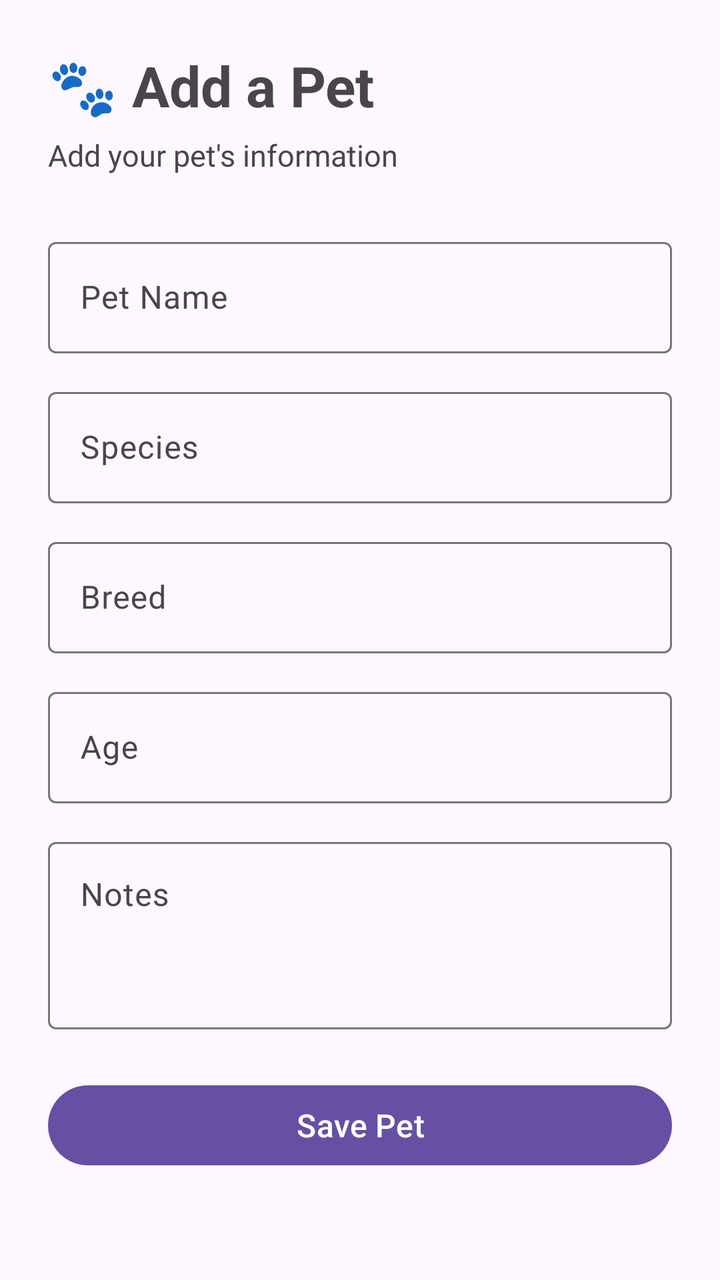
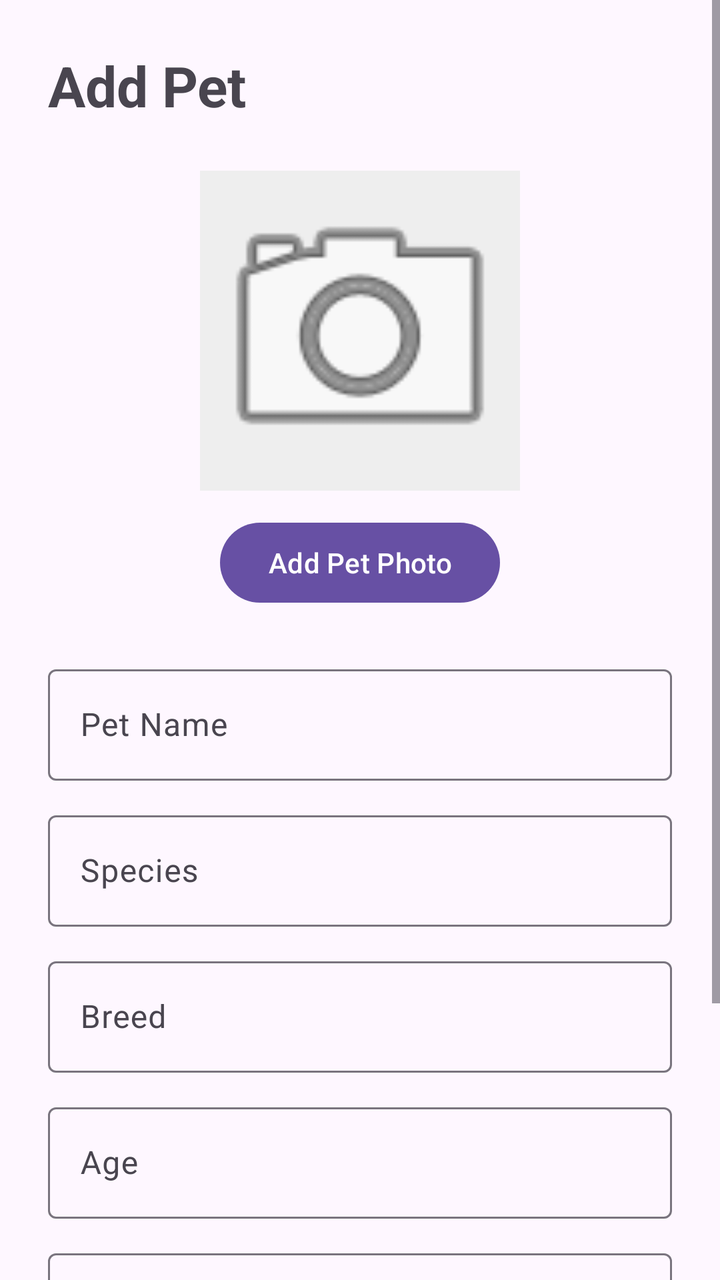

Before-and-after screenshots of an Android layout around one commit, followed by the original layout XML and the change that was made.
<!-- AndroidManifest.xml: application theme Theme.PetCare -->
<!-- res/layout/activity_add_pet.xml -->
<?xml version="1.0" encoding="utf-8"?>
<ScrollView xmlns:android="http://schemas.android.com/apk/res/android"
    xmlns:app="http://schemas.android.com/apk/res-auto"
    android:id="@+id/main"
    android:layout_width="match_parent"
    android:layout_height="match_parent"
    android:fillViewport="true">

    <LinearLayout
        android:layout_width="match_parent"
        android:layout_height="wrap_content"
        android:orientation="vertical"
        android:padding="24dp">

        
        <TextView
            android:layout_width="wrap_content"
            android:layout_height="wrap_content"
            android:text="🐾 Add a Pet"
            android:textSize="28sp"
            android:textStyle="bold" />

        <TextView
            android:layout_width="wrap_content"
            android:layout_height="wrap_content"
            android:layout_marginTop="6dp"
            android:text="Add your pet's information"
            android:textSize="15sp" />

        
        <com.google.android.material.textfield.TextInputLayout
            android:layout_width="match_parent"
            android:layout_height="wrap_content"
            android:layout_marginTop="28dp"
            android:hint="Pet Name"
            app:boxBackgroundMode="outline">

            <com.google.android.material.textfield.TextInputEditText
                android:id="@+id/petNameEditText"
                android:layout_width="match_parent"
                android:layout_height="wrap_content"
                android:inputType="textPersonName" />

        </com.google.android.material.textfield.TextInputLayout>

        
        <com.google.android.material.textfield.TextInputLayout
            android:layout_width="match_parent"
            android:layout_height="wrap_content"
            android:layout_marginTop="14dp"
            android:hint="Species"
            app:boxBackgroundMode="outline">

            <com.google.android.material.textfield.TextInputEditText
                android:id="@+id/speciesEditText"
                android:layout_width="match_parent"
                android:layout_height="wrap_content"
                android:inputType="text" />

        </com.google.android.material.textfield.TextInputLayout>

        
        <com.google.android.material.textfield.TextInputLayout
            android:layout_width="match_parent"
            android:layout_height="wrap_content"
            android:layout_marginTop="14dp"
            android:hint="Breed"
            app:boxBackgroundMode="outline">

            <com.google.android.material.textfield.TextInputEditText
                android:id="@+id/breedEditText"
                android:layout_width="match_parent"
                android:layout_height="wrap_content"
                android:inputType="text" />

        </com.google.android.material.textfield.TextInputLayout>

        
        <com.google.android.material.textfield.TextInputLayout
            android:layout_width="match_parent"
            android:layout_height="wrap_content"
            android:layout_marginTop="14dp"
            android:hint="Age"
            app:boxBackgroundMode="outline">

            <com.google.android.material.textfield.TextInputEditText
                android:id="@+id/ageEditText"
                android:layout_width="match_parent"
                android:layout_height="wrap_content"
                android:inputType="number" />

        </com.google.android.material.textfield.TextInputLayout>

        
        <com.google.android.material.textfield.TextInputLayout
            android:layout_width="match_parent"
            android:layout_height="wrap_content"
            android:layout_marginTop="14dp"
            android:hint="Notes"
            app:boxBackgroundMode="outline">

            <com.google.android.material.textfield.TextInputEditText
                android:id="@+id/notesEditText"
                android:layout_width="match_parent"
                android:layout_height="wrap_content"
                android:gravity="top"
                android:inputType="textMultiLine"
                android:minLines="3" />

        </com.google.android.material.textfield.TextInputLayout>

        
        <com.google.android.material.button.MaterialButton
            android:id="@+id/savePetButton"
            android:layout_width="match_parent"
            android:layout_height="wrap_content"
            android:layout_marginTop="24dp"
            android:text="Save Pet"
            android:textSize="16sp" />

    </LinearLayout>

</ScrollView>
<!-- resources referenced by this layout -->
<resources>
  <style name="Theme.PetCare" parent="Base.Theme.PetCare" />
  <style name="Base.Theme.PetCare" parent="Theme.Material3.DayNight.NoActionBar">
          
          
      </style>
</resources>

<!-- the commit's change to res/layout/activity_add_pet.xml (unified diff, before → after) -->
@@ -1,10 +1,7 @@
 <?xml version="1.0" encoding="utf-8"?>
 <ScrollView xmlns:android="http://schemas.android.com/apk/res/android"
-    xmlns:app="http://schemas.android.com/apk/res-auto"
-    android:id="@+id/main"
     android:layout_width="match_parent"
-    android:layout_height="match_parent"
-    android:fillViewport="true">
+    android:layout_height="match_parent">
 
     <LinearLayout
         android:layout_width="match_parent"
@@ -12,111 +9,105 @@
         android:orientation="vertical"
         android:padding="24dp">
 
-        
         <TextView
             android:layout_width="wrap_content"
             android:layout_height="wrap_content"
-            android:text="🐾 Add a Pet"
+            android:text="Add Pet"
             android:textSize="28sp"
             android:textStyle="bold" />
 
-        <TextView
+        <ImageView
+            android:id="@+id/petImageView"
+            android:layout_width="160dp"
+            android:layout_height="160dp"
+            android:layout_gravity="center_horizontal"
+            android:layout_marginTop="24dp"
+            android:background="#EEEEEE"
+            android:contentDescription="Pet photo"
+            android:scaleType="centerCrop"
+            android:src="@android:drawable/ic_menu_camera" />
+
+        <com.google.android.material.button.MaterialButton
+            android:id="@+id/selectPetImageButton"
             android:layout_width="wrap_content"
             android:layout_height="wrap_content"
-            android:layout_marginTop="6dp"
-            android:text="Add your pet's information"
-            android:textSize="15sp" />
+            android:layout_gravity="center_horizontal"
+            android:layout_marginTop="12dp"
+            android:text="Add Pet Photo" />
 
-        
         <com.google.android.material.textfield.TextInputLayout
             android:layout_width="match_parent"
             android:layout_height="wrap_content"
-            android:layout_marginTop="28dp"
-            android:hint="Pet Name"
-            app:boxBackgroundMode="outline">
+            android:layout_marginTop="24dp">
 
             <com.google.android.material.textfield.TextInputEditText
                 android:id="@+id/petNameEditText"
                 android:layout_width="match_parent"
                 android:layout_height="wrap_content"
-                android:inputType="textPersonName" />
+                android:hint="Pet Name" />
 
         </com.google.android.material.textfield.TextInputLayout>
 
-        
         <com.google.android.material.textfield.TextInputLayout
             android:layout_width="match_parent"
             android:layout_height="wrap_content"
-            android:layout_marginTop="14dp"
-            android:hint="Species"
-            app:boxBackgroundMode="outline">
+            android:layout_marginTop="12dp">
 
             <com.google.android.material.textfield.TextInputEditText
                 android:id="@+id/speciesEditText"
                 android:layout_width="match_parent"
                 android:layout_height="wrap_content"
-                android:inputType="text" />
+                android:hint="Species" />
 
         </com.google.android.material.textfield.TextInputLayout>
 
-        
         <com.google.android.material.textfield.TextInputLayout
             android:layout_width="match_parent"
             android:layout_height="wrap_content"
-            android:layout_marginTop="14dp"
-            android:hint="Breed"
-            app:boxBackgroundMode="outline">
+            android:layout_marginTop="12dp">
 
             <com.google.android.material.textfield.TextInputEditText
                 android:id="@+id/breedEditText"
                 android:layout_width="match_parent"
                 android:layout_height="wrap_content"
-                android:inputType="text" />
+                android:hint="Breed" />
 
         </com.google.android.material.textfield.TextInputLayout>
 
-        
         <com.google.android.material.textfield.TextInputLayout
             android:layout_width="match_parent"
             android:layout_height="wrap_content"
-            android:layout_marginTop="14dp"
-            android:hint="Age"
-            app:boxBackgroundMode="outline">
+            android:layout_marginTop="12dp">
 
             <com.google.android.material.textfield.TextInputEditText
                 android:id="@+id/ageEditText"
                 android:layout_width="match_parent"
                 android:layout_height="wrap_content"
-                android:inputType="number" />
+                android:hint="Age" />
 
         </com.google.android.material.textfield.TextInputLayout>
 
-        
         <com.google.android.material.textfield.TextInputLayout
             android:layout_width="match_parent"
             android:layout_height="wrap_content"
-            android:layout_marginTop="14dp"
-            android:hint="Notes"
-            app:boxBackgroundMode="outline">
+            android:layout_marginTop="12dp">
 
             <com.google.android.material.textfield.TextInputEditText
                 android:id="@+id/notesEditText"
                 android:layout_width="match_parent"
                 android:layout_height="wrap_content"
-                android:gravity="top"
-                android:inputType="textMultiLine"
-                android:minLines="3" />
+                android:hint="Notes"
+                android:minLines="3"
+                android:gravity="top" />
 
         </com.google.android.material.textfield.TextInputLayout>
 
-        
         <com.google.android.material.button.MaterialButton
             android:id="@+id/savePetButton"
             android:layout_width="match_parent"
             android:layout_height="wrap_content"
             android:layout_marginTop="24dp"
-            android:text="Save Pet"
-            android:textSize="16sp" />
+            android:text="Save Pet" />
 
     </LinearLayout>
 
